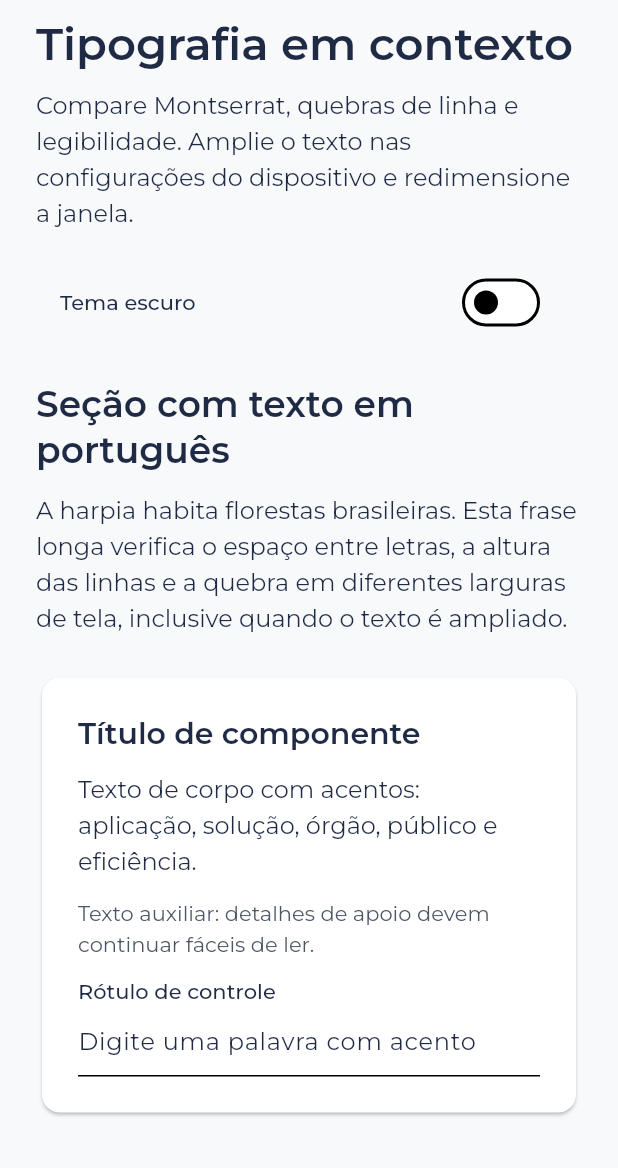
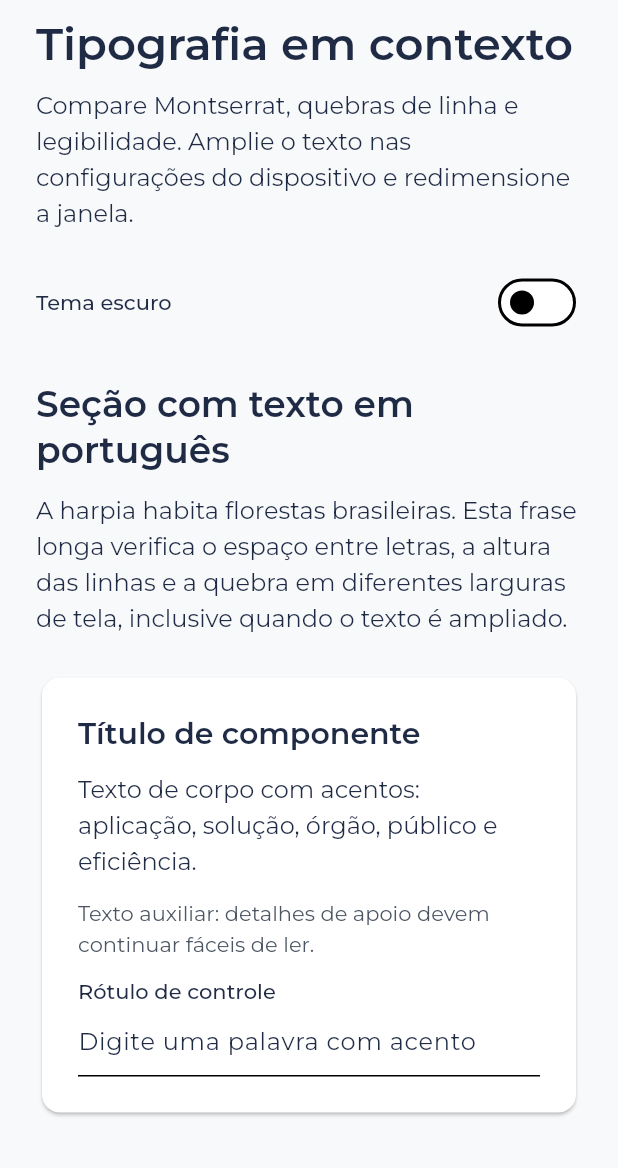
Before and after one commit to rysecodebr/harpia-ds, a Flutter app: the screen it shows after launch, on a phone screen of 412 x 824 dp, the part 68-1236 px from its top. Run offline on Flutter 3.47's test engine with Material 3 defaults, Android fonts, the phone set to English and light mode, and no system bars.

```diff
--- a/apps/flutter-validate/lib/main.dart
+++ b/apps/flutter-validate/lib/main.dart
@@ -24,10 +24,11 @@ class _TypographyValidationAppState extends State<TypographyValidationApp> {
       themeMode: dark ? ThemeMode.dark : ThemeMode.light,
       home: Scaffold(
         body: SafeArea(
-          child: Builder(builder: (context) {
+          child: LayoutBuilder(builder: (context, constraints) {
             final colors = Theme.of(context).extension<HarpiaColorTokens>()!;
+            final compact = constraints.maxWidth < 240;
             return ListView(
-              padding: const EdgeInsets.all(24),
+              padding: EdgeInsets.all(compact ? 8 : 24),
               children: [
                 Text('Harpia DS · Flutter Validate', style: HarpiaTypography.supporting.copyWith(color: colors.textMuted)),
                 const SizedBox(height: 12),
@@ -36,6 +37,7 @@ class _TypographyValidationAppState extends State<TypographyValidationApp> {
                 Text('Compare Montserrat, quebras de linha e legibilidade. Amplie o texto nas configurações do dispositivo e redimensione a janela.', style: HarpiaTypography.body.copyWith(color: colors.textPrimary)),
                 const SizedBox(height: 20),
                 SwitchListTile(
+                  contentPadding: EdgeInsets.zero,
                   title: Text('Tema escuro', style: HarpiaTypography.controlLabel),
                   value: dark,
                   onChanged: (value) => setState(() => dark = value),
@@ -47,7 +49,7 @@ class _TypographyValidationAppState extends State<TypographyValidationApp> {
                 const SizedBox(height: 24),
                 Card(
                   child: Padding(
-                    padding: const EdgeInsets.all(24),
+                    padding: EdgeInsets.all(compact ? 12 : 24),
                     child: Column(
                       crossAxisAlignment: CrossAxisAlignment.start,
                       children: [
```
Also changed, not shown: docs/context/images/angular-dark-390.png, docs/context/images/flutter-narrow-195.png (added), 2 other files.
